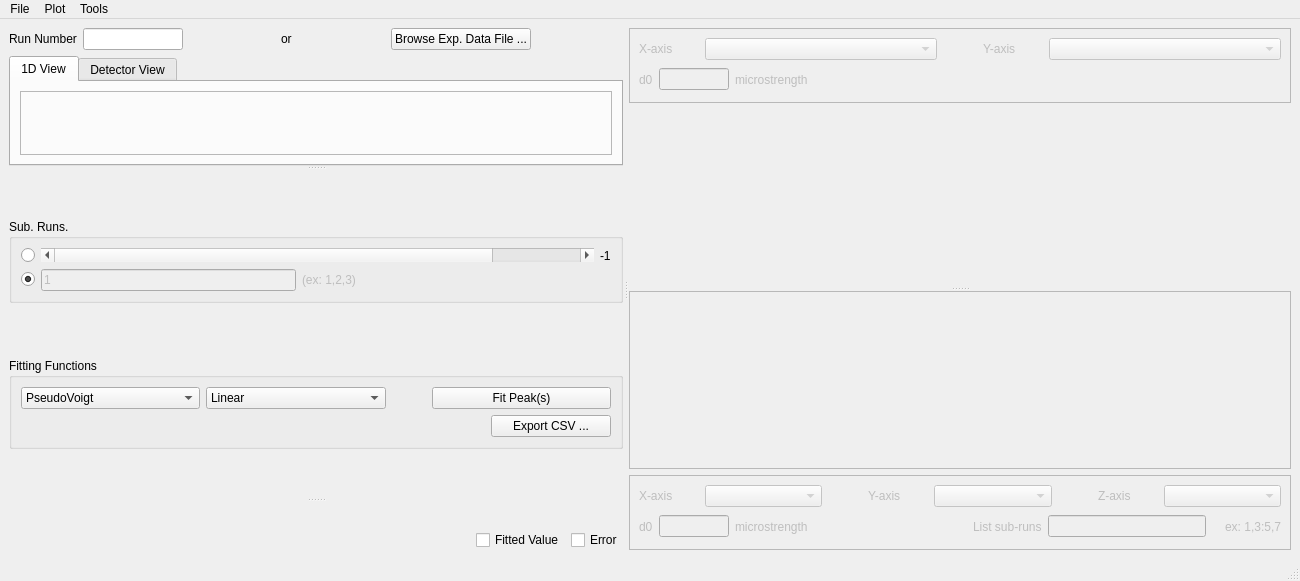
Above: pyrs/interface/designer/peakfitwindow.ui from neutrons/PyRS before the change. Below: the same form after it.
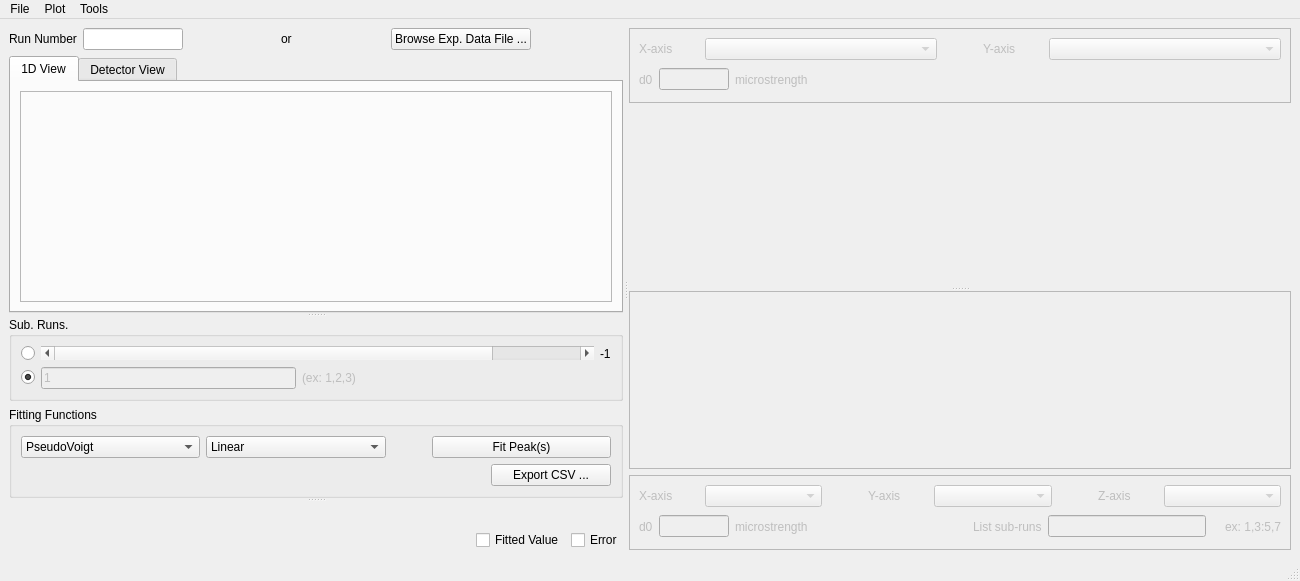
That is the form after the change.

Commit message: Improved resizing of splitters

Diff of the .ui file:
```diff
--- a/pyrs/interface/designer/peakfitwindow.ui
+++ b/pyrs/interface/designer/peakfitwindow.ui
@@ -34,6 +34,9 @@
         <bool>true</bool>
        </property>
        <widget class="QSplitter" name="splitter">
+        <property name="enabled">
+         <bool>true</bool>
+        </property>
         <property name="orientation">
          <enum>Qt::Vertical</enum>
         </property>
@@ -165,7 +168,7 @@
         <widget class="QWidget" name="layoutWidget">
          <layout class="QVBoxLayout" name="verticalLayout_3">
           <property name="sizeConstraint">
-           <enum>QLayout::SetMinimumSize</enum>
+           <enum>QLayout::SetMaximumSize</enum>
           </property>
           <item>
            <widget class="QGroupBox" name="groupBox_SubRuns">
```
Left out of the diff: 5 changed lines with no effect on the pictures. The commit also changes 1 other file.
